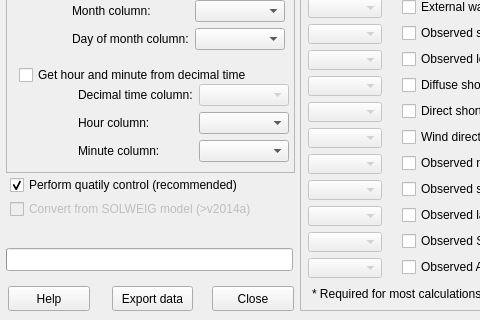
Qt form MetdataProcessor/metdata_processor_dialog_base.ui (UMEP-dev/UMEP) before a commit; both pictures show x 0 to 480 and y 290 to 610 of the 694 by 610 pixel window.
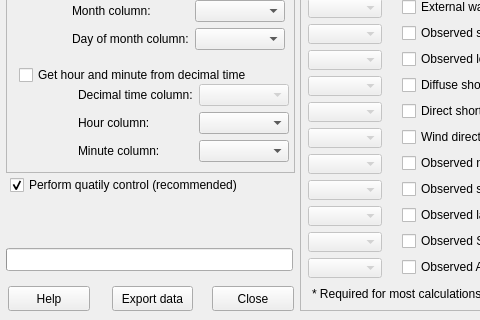
The same form after that commit.

Diff of the .ui file:
```diff
--- a/MetdataProcessor/metdata_processor_dialog_base.ui
+++ b/MetdataProcessor/metdata_processor_dialog_base.ui
@@ -1175,25 +1175,6 @@
     <bool>true</bool>
    </property>
   </widget>
-  <widget class="QCheckBox" name="checkBoxSOLWEIG">
-   <property name="enabled">
-    <bool>false</bool>
-   </property>
-   <property name="geometry">
-    <rect>
-     <x>10</x>
-     <y>490</y>
-     <width>279</width>
-     <height>18</height>
-    </rect>
-   </property>
-   <property name="text">
-    <string>Convert from SOLWEIG model (&gt;v2014a)</string>
-   </property>
-   <property name="checked">
-    <bool>false</bool>
-   </property>
-  </widget>
   <widget class="QPushButton" name="helpButton">
    <property name="enabled">
     <bool>true</bool>
```
